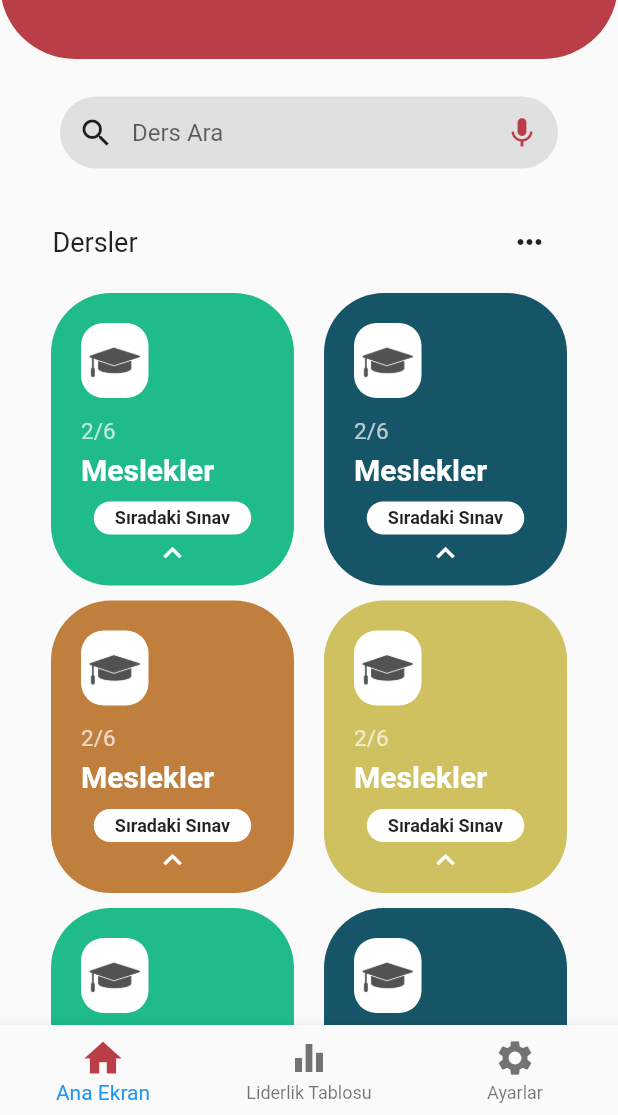
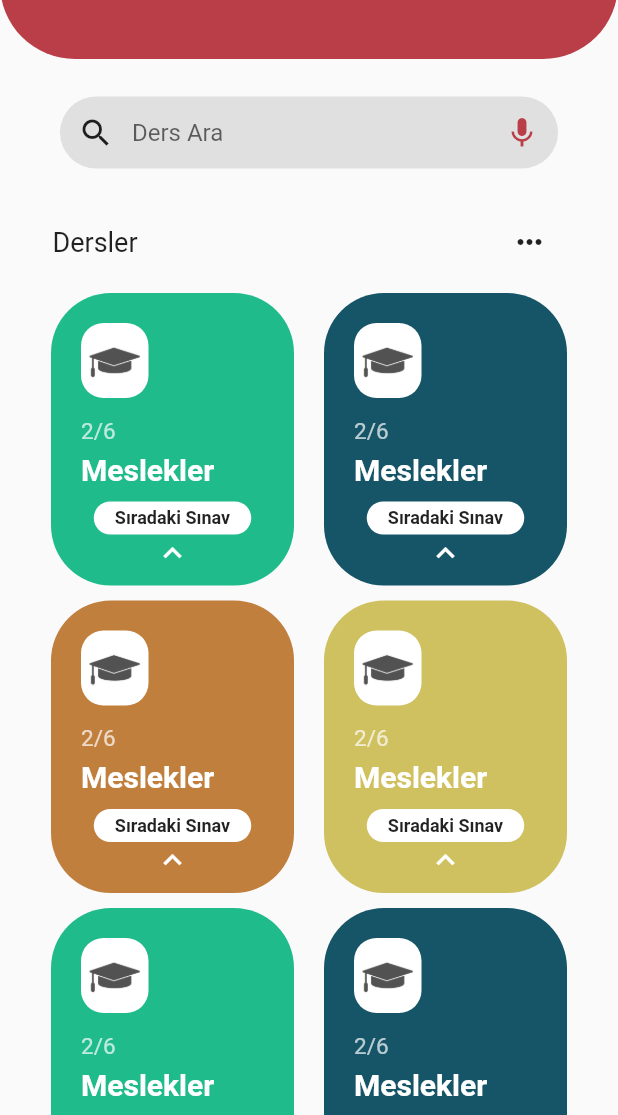
Before and after one commit to sksayed/wordgame, a Flutter app: the Home screen opened directly, on a phone screen of 412 x 824 dp, the part 121-1236 px from its top. Run offline on Flutter 3.47's test engine with Material 2 defaults, Android fonts, the phone set to English and light mode, and no system bars; our stand-ins replace cloud_firestore, firebase_auth, flutter_spinkit; accounts and stored records are empty.

Commit message:
bottomBar and Ranking Screeng

```diff
--- a/lib/screens/home/home.dart
+++ b/lib/screens/home/home.dart
@@ -12,7 +12,6 @@ class Home extends StatefulWidget {
 class _HomeState extends State<Home> {
   final AuthService _auth = AuthService();
   final GlobalKey<ScaffoldState> _scaffoldKey = GlobalKey<ScaffoldState>();
-  int _currentIndex = 0;
   @override
   Widget build(BuildContext context) {
     return Scaffold(
@@ -21,13 +20,21 @@ class _HomeState extends State<Home> {
         title1: 'Ana Sayfa',
         onPress: () => _scaffoldKey.currentState.openEndDrawer(),
       ),
+      endDrawer: buildSettingsDrawer(context),
       body: buildBody(),
-      endDrawer: buildSettingsDrawer(context),
-      bottomNavigationBar: buildBottomNavigationBar(),
     );
   }
 
-  buildBody() {
+  SettingsDrawer buildSettingsDrawer(BuildContext context) {
+    return SettingsDrawer(
+      logoutButton: () {
+        Navigator.of(context).pop();
+        buildShowDialog(context);
+      },
+    );
+  }
+
+  Widget buildBody() {
     return SingleChildScrollView(
       child: Center(
         child: Column(
@@ -35,6 +42,7 @@ class _HomeState extends State<Home> {
             SizedBox(height: 10),
             searchField(),
             lessons(),
+            SizedBox(height: 20),
           ],
         ),
       ),
@@ -138,14 +146,7 @@ class _HomeState extends State<Home> {
     );
   }
 
-  SettingsDrawer buildSettingsDrawer(BuildContext context) {
-    return SettingsDrawer(
-      logoutButton: () {
-        Navigator.of(context).pop();
-        buildShowDialog(context);
-      },
-    );
-  }
+
 
   Future buildShowDialog(BuildContext context) {
     return showDialog(
@@ -173,59 +174,4 @@ class _HomeState extends State<Home> {
       ),
     );
   }
-
-  BottomNavigationBar buildBottomNavigationBar() {
-    return BottomNavigationBar(
-      onTap: (index) {
-        setState(() {
-          _currentIndex = index;
-        });
-      },
-      currentIndex: _currentIndex,
-      items: [
-        BottomNavigationBarItem(
-          title: Text(
-            'Ana Ekran',
-            style: TextStyle(
-              color: Color(0xffBA3E48),
-            ),
-          ),
-          icon: Icon(Icons.home),
-          activeIcon: Icon(
-            Icons.home,
-            size: 30,
-            color: Color(0xffBA3E48),
-          ),
-        ),
-        BottomNavigationBarItem(
-          title: Text(
-            'Liderlik Tablosu',
-            style: TextStyle(
-              color: Color(0xffBA3E48),
-            ),
-          ),
-          icon: Icon(Icons.equalizer, size: 28),
-          activeIcon: Icon(
-            Icons.equalizer,
-            size: 30,
-            color: Color(0xffBA3E48),
-          ),
-        ),
-        BottomNavigationBarItem(
-          title: Text(
-            'Ayarlar',
-            style: TextStyle(
-              color: Color(0xffBA3E48),
-            ),
-          ),
-          icon: Icon(Icons.settings, size: 28),
-          activeIcon: Icon(
-            Icons.settings,
-            size: 30,
-            color: Color(0xffBA3E48),
-          ),
-        ),
-      ],
-    );
-  }
 }
--- a/lib/screens/wrapper.dart
+++ b/lib/screens/wrapper.dart
@@ -1,7 +1,7 @@
 import 'package:flutter/material.dart';
 import 'package:ingilizceegitim/models/user.dart';
 import 'package:ingilizceegitim/screens/auth/auth.dart';
-import 'package:ingilizceegitim/screens/home/home.dart';
+import 'package:ingilizceegitim/screens/home/screen_controller.dart';
 import 'package:provider/provider.dart';
 
 class Wrapper extends StatelessWidget {
@@ -11,7 +11,7 @@ class Wrapper extends StatelessWidget {
     if (user == null) {
       return Auth();
     } else {
-      return Home();
+      return ScreenController();
     }
   }
 }
```
Also changed, not shown: lib/screens/home/ranking.dart (added, +91 -0 lines), lib/screens/home/screen_controller.dart (added, +67 -0 lines), lib/screens/home/settings.dart (added, +9 -0 lines), lib/widgets/custom_appbar.dart (+116 -0 lines), lib/widgets/ranking_container.dart (added, +14 -0 lines), lib/widgets/settings_drawer.dart (+4 -4 lines).
